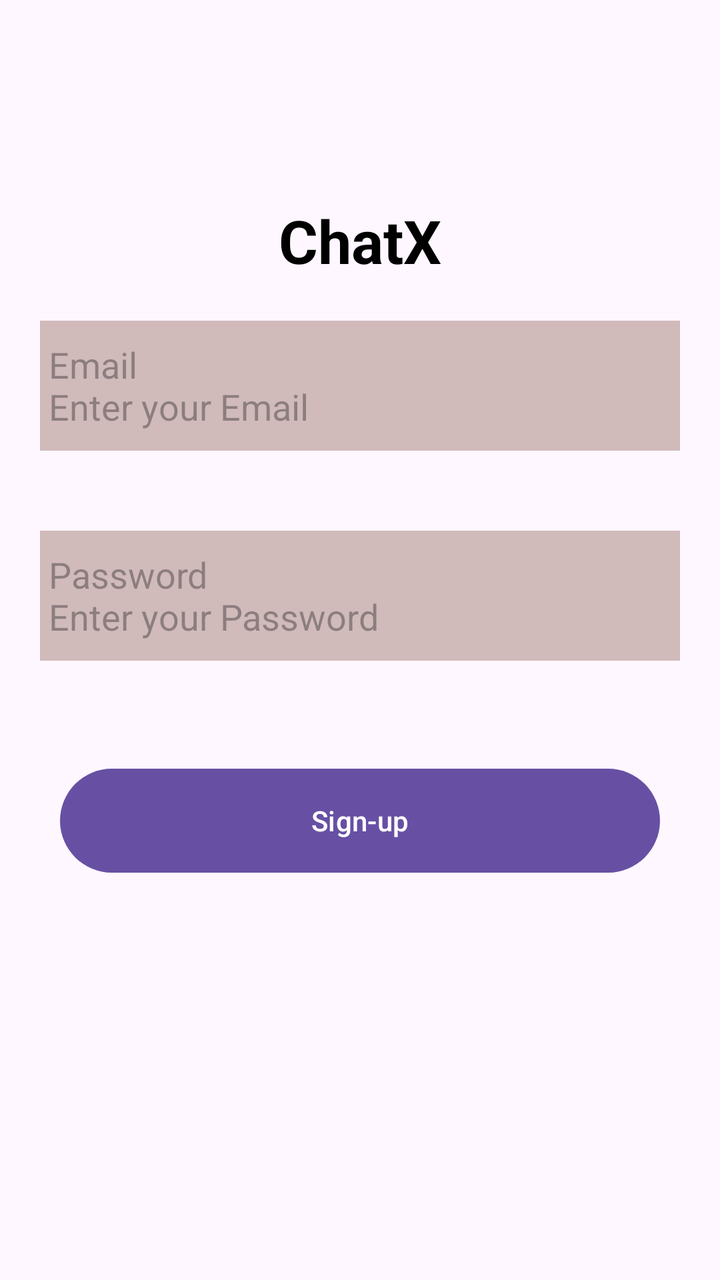
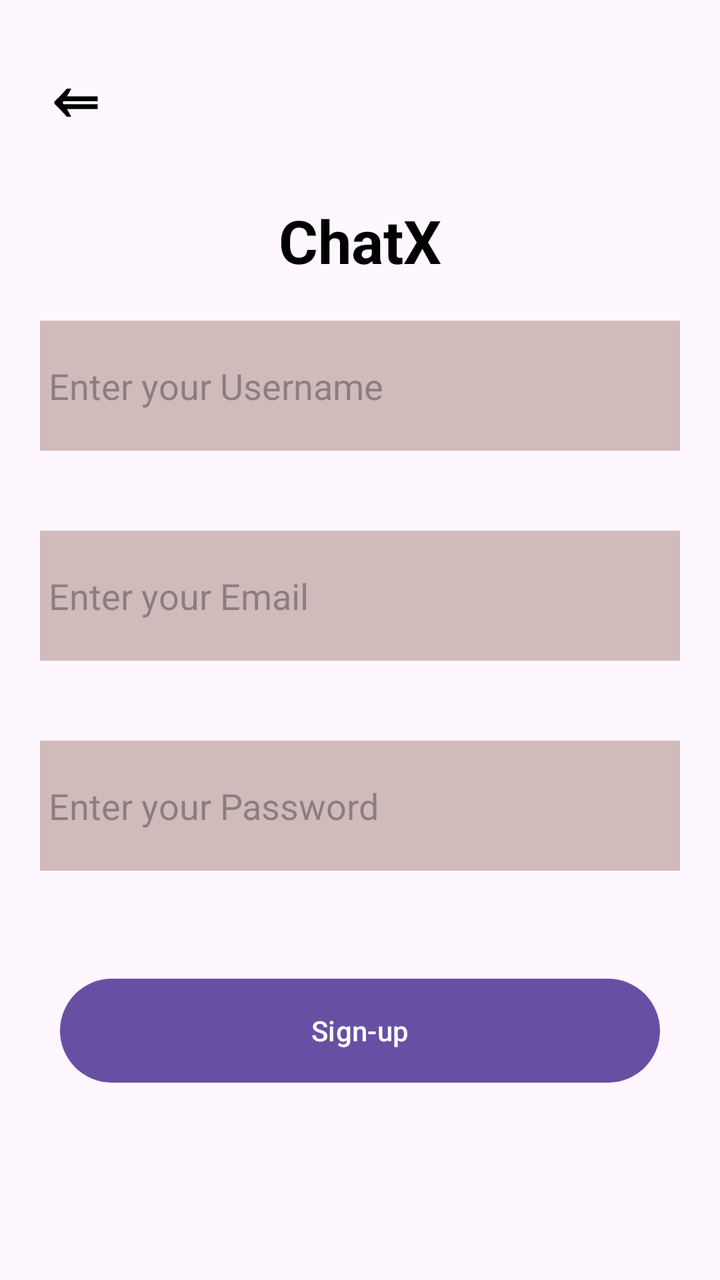

The first picture is an Android layout as it rendered before a commit; the second is the same layout after the commit. The layout source and the unified diff follow.
<!-- AndroidManifest.xml: application theme Theme.ChatX -->
<!-- res/layout/resgister_activity.xml -->
<?xml version="1.0" encoding="utf-8"?>
<RelativeLayout xmlns:android="http://schemas.android.com/apk/res/android"
    xmlns:app="http://schemas.android.com/apk/res-auto"
    xmlns:tools="http://schemas.android.com/tools"
    android:id="@+id/main"
    android:layout_width="match_parent"
    android:layout_height="match_parent"
    tools:context=".ResgisterActivity">


    <TextView
        android:layout_width="wrap_content"
        android:layout_height="wrap_content"
        android:text="ChatX"
        android:textStyle="bold"
        android:textSize="30dp"
        android:textColor="@color/black"
        android:layout_centerHorizontal="true"
        android:layout_marginTop="100dp"
        android:id="@+id/H1"/>


    <EditText
        android:layout_width="match_parent"
        android:layout_height="65dp"
        android:hint=" Email\n Enter your Email"
        android:layout_below="@+id/H1"
        android:layout_margin="20dp"
        android:layout_centerHorizontal="true"
        android:layout_marginTop="30dp"
        android:id="@+id/emlField"
        android:background="#D0BABA"
        />
    <EditText
        android:layout_width="match_parent"
        android:layout_height="65dp"
        android:hint=" Password\n Enter your Password"
        android:layout_below="@+id/emlField"
        android:layout_centerHorizontal="true"
        android:layout_marginTop="35dp"
        android:layout_margin="20dp"
        android:id="@+id/pswField"
        android:background="#D0BABA"/>


    <Button
        android:layout_width="300dp"
        android:layout_height="60dp"
        android:text="Sign-up"
        android:id="@+id/rgstrBtn"
        android:clickable="true"
        android:layout_below="@+id/pswField"
        android:layout_marginTop="30dp"
        android:layout_centerHorizontal="true"
        />



</RelativeLayout>
<!-- resources referenced by this layout -->
<resources>
  <color name="black">#FF000000</color>
  <style name="Theme.ChatX" parent="Base.Theme.ChatX" />
  <style name="Base.Theme.ChatX" parent="Theme.Material3.DayNight.NoActionBar">
          
          
      </style>
</resources>

<!-- the commit's change to res/layout/resgister_activity.xml (unified diff, before → after) -->
@@ -7,7 +7,16 @@
     android:layout_height="match_parent"
     tools:context=".ResgisterActivity">
 
-
+    <TextView
+        android:layout_width="wrap_content"
+        android:layout_height="wrap_content"
+        android:text="⇐"
+        android:textSize="35dp"
+        android:textStyle="bold"
+        android:clickable="true"
+        android:layout_margin="20dp"
+        android:textColor="@color/black"
+        android:id="@+id/rgstrScrn_bckBtn"/>
     <TextView
         android:layout_width="wrap_content"
         android:layout_height="wrap_content"
@@ -19,12 +28,22 @@
         android:layout_marginTop="100dp"
         android:id="@+id/H1"/>
 
-
     <EditText
         android:layout_width="match_parent"
         android:layout_height="65dp"
-        android:hint=" Email\n Enter your Email"
+        android:hint=" Enter your Username"
         android:layout_below="@+id/H1"
+        android:layout_margin="20dp"
+        android:layout_centerHorizontal="true"
+        android:layout_marginTop="30dp"
+        android:id="@+id/UsrnmField"
+        android:background="#D0BABA"
+        />
+    <EditText
+        android:layout_width="match_parent"
+        android:layout_height="65dp"
+        android:hint=" Enter your Email"
+        android:layout_below="@+id/UsrnmField"
         android:layout_margin="20dp"
         android:layout_centerHorizontal="true"
         android:layout_marginTop="30dp"
@@ -34,7 +53,7 @@
     <EditText
         android:layout_width="match_parent"
         android:layout_height="65dp"
-        android:hint=" Password\n Enter your Password"
+        android:hint=" Enter your Password"
         android:layout_below="@+id/emlField"
         android:layout_centerHorizontal="true"
         android:layout_marginTop="35dp"
